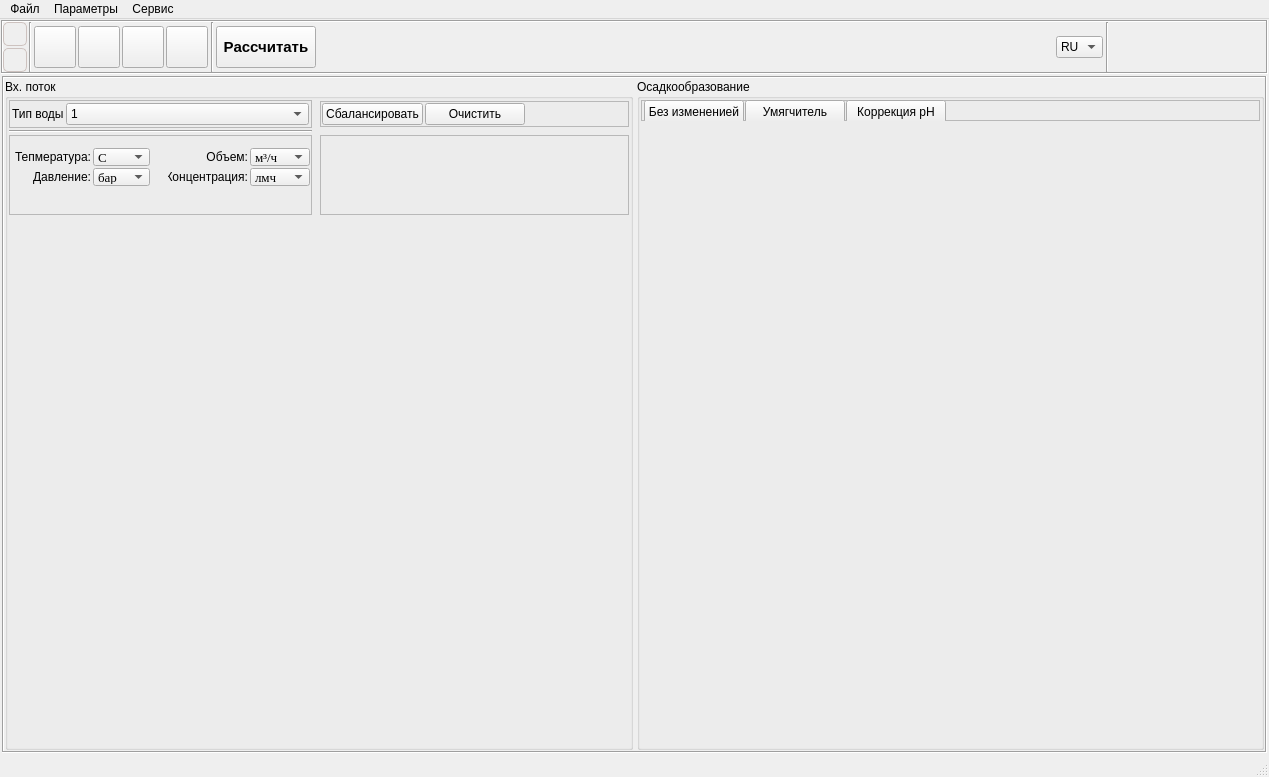
Above: NanotechPRO/nanotechpro.ui from Mik2203/NanotechPRO before the change. Below: the same form after it.
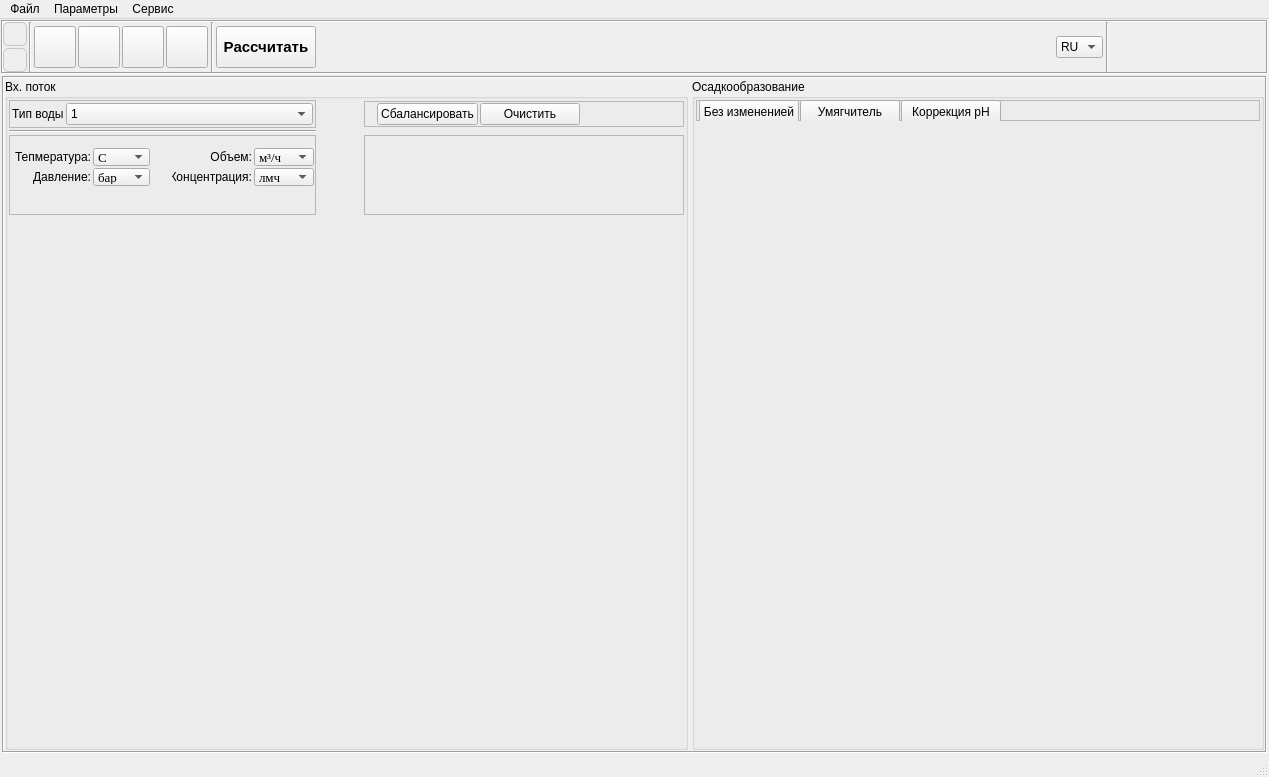
That is the form after the change. Icons and pictures are not drawn.

The edit to the form file:
```diff
--- a/NanotechPRO/nanotechpro.ui
+++ b/NanotechPRO/nanotechpro.ui
@@ -592,9 +592,15 @@
               </item>
               <item row="2" column="0" rowspan="2">
                <widget class="QFrame" name="frame_5">
+                <property name="sizePolicy">
+                 <sizepolicy hsizetype="Fixed" vsizetype="Preferred">
+                  <horstretch>0</horstretch>
+                  <verstretch>0</verstretch>
+                 </sizepolicy>
+                </property>
                 <property name="minimumSize">
                  <size>
-                  <width>0</width>
+                  <width>307</width>
                   <height>80</height>
                  </size>
                 </property>
@@ -976,6 +982,22 @@
                  <property name="bottomMargin">
                   <number>1</number>
                  </property>
+                 <item>
+                  <spacer name="horizontalSpacer_10">
+                   <property name="orientation">
+                    <enum>Qt::Horizontal</enum>
+                   </property>
+                   <property name="sizeType">
+                    <enum>QSizePolicy::Fixed</enum>
+                   </property>
+                   <property name="sizeHint" stdset="0">
+                    <size>
+                     <width>11</width>
+                     <height>20</height>
+                    </size>
+                   </property>
+                  </spacer>
+                 </item>
                  <item>
                   <widget class="QPushButton" name="pushButton_5">
                    <property name="sizePolicy">
@@ -1035,9 +1057,15 @@
               </item>
               <item row="0" column="0">
                <widget class="QFrame" name="frame_4">
+                <property name="sizePolicy">
+                 <sizepolicy hsizetype="Fixed" vsizetype="Preferred">
+                  <horstretch>0</horstretch>
+                  <verstretch>0</verstretch>
+                 </sizepolicy>
+                </property>
                 <property name="minimumSize">
                  <size>
-                  <width>301</width>
+                  <width>307</width>
                   <height>25</height>
                  </size>
                 </property>
@@ -1220,6 +1248,19 @@
                 </property>
                </spacer>
               </item>
+              <item row="2" column="2">
+               <spacer name="horizontalSpacer_9">
+                <property name="orientation">
+                 <enum>Qt::Horizontal</enum>
+                </property>
+                <property name="sizeHint" stdset="0">
+                 <size>
+                  <width>40</width>
+                  <height>20</height>
+                 </size>
+                </property>
+               </spacer>
+              </item>
              </layout>
             </widget>
            </item>
```
